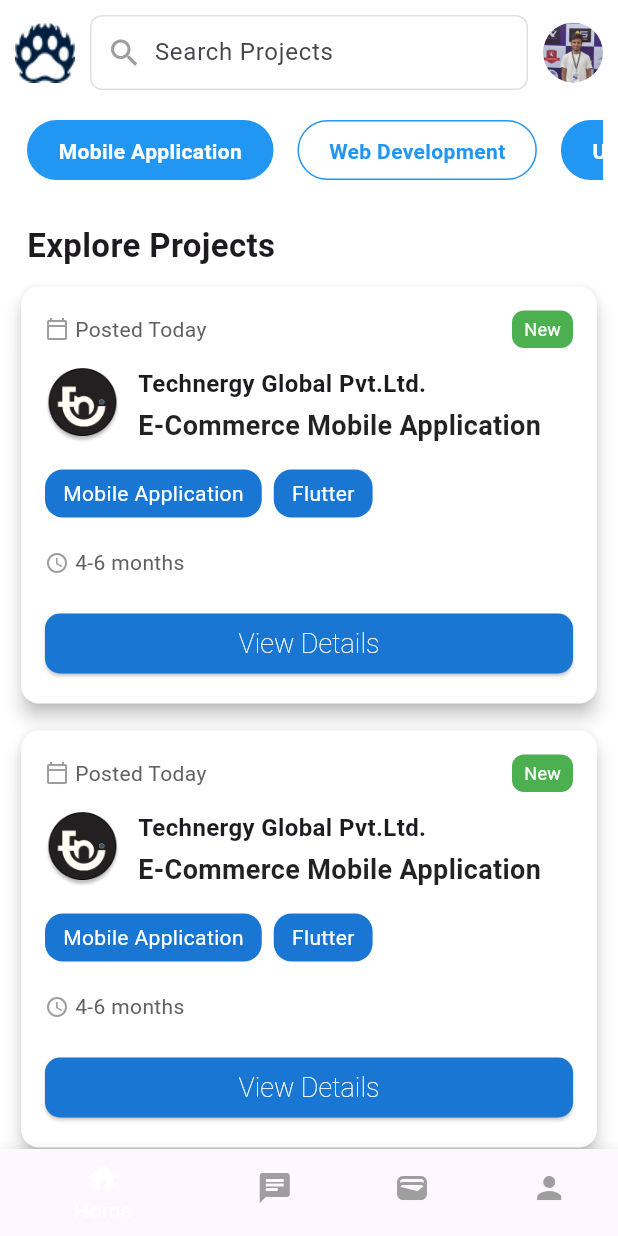
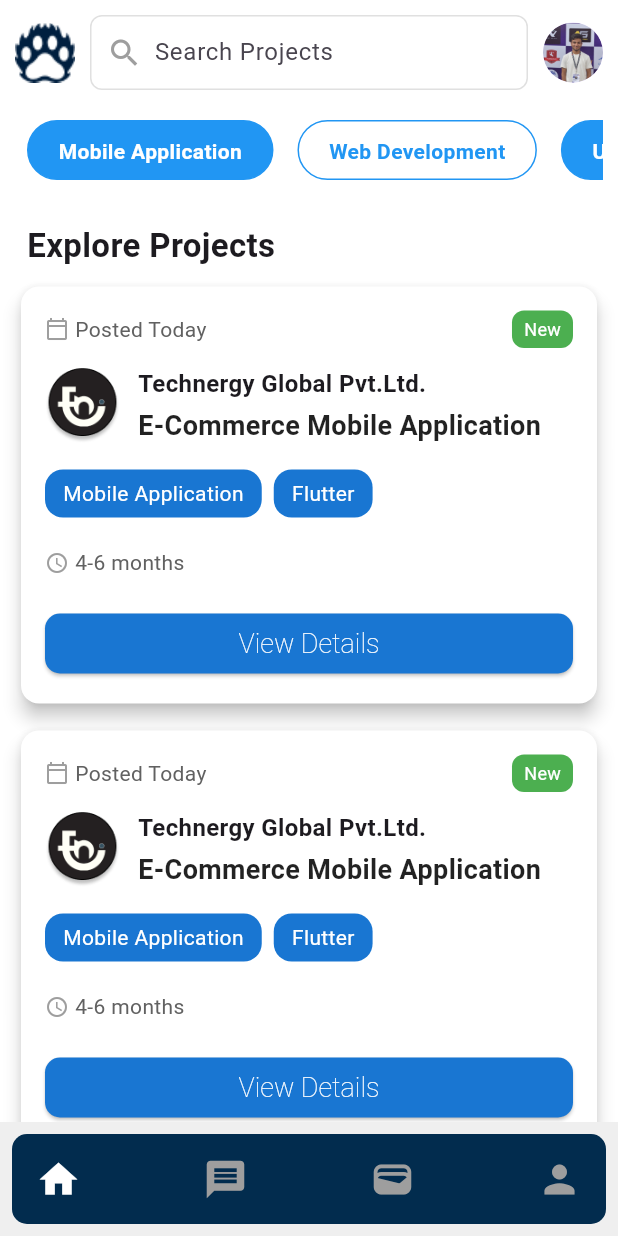
Before and after one commit to Prajjwall123/projectsyeti, a Flutter app: the DashboardView screen opened by its route, on a phone screen of 412 x 824 dp. Run offline on Flutter 3.47's test engine with Material 3 defaults, Android fonts, the phone set to English and light mode, and no system bars; Roboto replaces fonts that are missing (Montserrat Regular, NotoSans Regular).

Commit message:
added new bottom navigation and font

```diff
--- a/lib/core/app_theme/app_theme.dart
+++ b/lib/core/app_theme/app_theme.dart
@@ -2,21 +2,18 @@ import 'package:flutter/material.dart';
 
 ThemeData getApplicationTheme() {
   return ThemeData(
-      fontFamily: 'Montserrat Regular',
+      fontFamily: 'NotoSans Regular',
       elevatedButtonTheme: ElevatedButtonThemeData(
           style: ElevatedButton.styleFrom(
         textStyle: const TextStyle(
             fontSize: 18,
             color: Colors.white,
             fontWeight: FontWeight.w200,
-            fontFamily: 'Montserrat Regular'),
+            fontFamily: 'NotoSans Regular'),
         backgroundColor: const Color(0xFF1976D2),
         shape: RoundedRectangleBorder(
           borderRadius: BorderRadius.circular(10),
         ),
       )),
-      bottomNavigationBarTheme: const BottomNavigationBarThemeData(
-        backgroundColor: Colors.black,
-      ),
       scaffoldBackgroundColor: Colors.grey[200]);
 }
--- a/lib/views/dashboard_view.dart
+++ b/lib/views/dashboard_view.dart
@@ -1,8 +1,69 @@
 import 'package:flutter/material.dart';
 import 'package:projectsyeti/views/account_view.dart';
 import 'package:projectsyeti/views/home_view.dart';
+import 'package:projectsyeti/views/chat_view.dart';
 import 'package:projectsyeti/views/wallet_view.dart';
-import 'package:projectsyeti/views/chat_view.dart';
+
+class NavigationMenu extends StatelessWidget {
+  final int currentIndex;
+  final Function(int) onTabSelected;
+
+  const NavigationMenu({
+    super.key,
+    required this.currentIndex,
+    required this.onTabSelected,
+  });
+
+  @override
+  Widget build(BuildContext context) {
+    return Container(
+      height: 60,
+      padding: const EdgeInsets.symmetric(horizontal: 16),
+      decoration: BoxDecoration(
+        color: const Color.fromARGB(255, 2, 44, 78),
+        borderRadius: BorderRadius.circular(10.0),
+      ),
+      child: Row(
+        mainAxisAlignment: MainAxisAlignment.spaceBetween,
+        crossAxisAlignment: CrossAxisAlignment.center,
+        children: [
+          GestureDetector(
+            onTap: () => onTabSelected(0),
+            child: Icon(
+              Icons.home,
+              size: 30,
+              color: currentIndex == 0 ? Colors.white : Colors.grey,
+            ),
+          ),
+          GestureDetector(
+            onTap: () => onTabSelected(1),
+            child: Icon(
+              Icons.message,
+              size: 30,
+              color: currentIndex == 1 ? Colors.white : Colors.grey,
+            ),
+          ),
+          GestureDetector(
+            onTap: () => onTabSelected(2),
+            child: Icon(
+              Icons.wallet,
+              size: 30,
+              color: currentIndex == 2 ? Colors.white : Colors.grey,
+            ),
+          ),
+          GestureDetector(
+            onTap: () => onTabSelected(3),
+            child: Icon(
+              Icons.person,
+              size: 30,
+              color: currentIndex == 3 ? Colors.white : Colors.grey,
+            ),
+          ),
+        ],
+      ),
+    );
+  }
+}
 
 class DashboardView extends StatefulWidget {
   const DashboardView({super.key});
@@ -24,34 +85,18 @@ class _DashboardViewState extends State<DashboardView> {
   @override
   Widget build(BuildContext context) {
     return Scaffold(
+      backgroundColor: const Color(0xFFEFEFEF),
       body: _screens[_currentIndex],
-      bottomNavigationBar: BottomNavigationBar(
+      bottomNavigationBar: Padding(
+        padding: const EdgeInsets.all(8.0),
+        child: NavigationMenu(
           currentIndex: _currentIndex,
-        onTap: (index) {
+          onTabSelected: (index) {
             setState(() {
               _currentIndex = index;
             });
           },
-        selectedItemColor: Colors.white,
-        unselectedItemColor: Colors.grey,
-        items: const [
-          BottomNavigationBarItem(
-            icon: Icon(Icons.home),
-            label: 'Home',
         ),
-          BottomNavigationBarItem(
-            icon: Icon(Icons.chat),
-            label: 'Chat',
-          ),
-          BottomNavigationBarItem(
-            icon: Icon(Icons.wallet),
-            label: 'Wallet',
-          ),
-          BottomNavigationBarItem(
-            icon: Icon(Icons.person),
-            label: 'Account',
-          ),
-        ],
       ),
     );
   }
--- a/lib/views/login_view.dart
+++ b/lib/views/login_view.dart
@@ -22,7 +22,7 @@ class _LoginViewState extends State<LoginView> {
           child: Column(
             crossAxisAlignment: CrossAxisAlignment.center,
             children: [
-              const SizedBox(height: 30),
+              const SizedBox(height: 75),
               Center(
                 child: SizedBox(
                   height: 50,
--- a/lib/views/register_view.dart
+++ b/lib/views/register_view.dart
@@ -22,7 +22,7 @@ class _RegisterViewState extends State<RegisterView> {
           child: Column(
             crossAxisAlignment: CrossAxisAlignment.center,
             children: [
-              const SizedBox(height: 30),
+              const SizedBox(height: 75),
               Center(
                 child: SizedBox(
                   height: 50,
@@ -73,7 +73,9 @@ class _RegisterViewState extends State<RegisterView> {
                   prefixIcon: const Icon(Icons.lock),
                   suffixIcon: IconButton(
                     icon: Icon(
-                      _obscurePassword ? Icons.visibility : Icons.visibility_off,
+                      _obscurePassword
+                          ? Icons.visibility
+                          : Icons.visibility_off,
                     ),
                     onPressed: () {
                       setState(() {
@@ -119,8 +121,7 @@ class _RegisterViewState extends State<RegisterView> {
                     height: 50,
                     child: ElevatedButton(
                       style: ElevatedButton.styleFrom(
-                        backgroundColor:
-                            const Color.fromARGB(255, 3, 26, 65),
+                        backgroundColor: const Color.fromARGB(255, 3, 26, 65),
                         shape: RoundedRectangleBorder(
                           borderRadius: BorderRadius.circular(5.0),
                         ),
```
Also changed, not shown: pubspec.yaml (+9 -0 lines), assets/fonts/NotoSans-Bold.ttf (added), assets/fonts/NotoSans-Regular.ttf (added), assets/fonts/NotoSans-SemiBold.ttf (added). Lines whose indentation alone changed are shown as unchanged.
